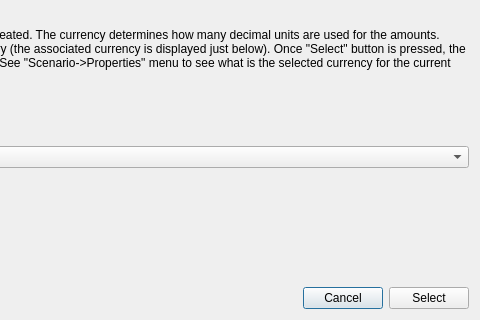
Old version of the form src/selectcountrydialog.ui in the repository redmoon1945/gbp; both pictures show x 259 to 739 and y 126 to 446 of the 739 by 446 pixel window.
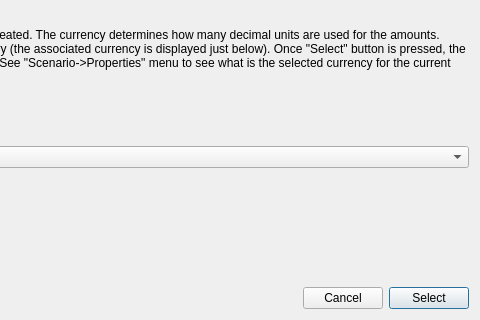
New version of the form.

The edit to the form file:
```diff
--- a/src/selectcountrydialog.ui
+++ b/src/selectcountrydialog.ui
@@ -187,6 +187,9 @@
          <property name="text">
           <string>Cancel</string>
          </property>
+         <property name="autoDefault">
+          <bool>false</bool>
+         </property>
         </widget>
        </item>
        <item>
@@ -194,6 +197,12 @@
          <property name="text">
           <string>Select</string>
          </property>
+         <property name="autoDefault">
+          <bool>false</bool>
+         </property>
+         <property name="default">
+          <bool>true</bool>
+         </property>
         </widget>
        </item>
       </layout>
```
